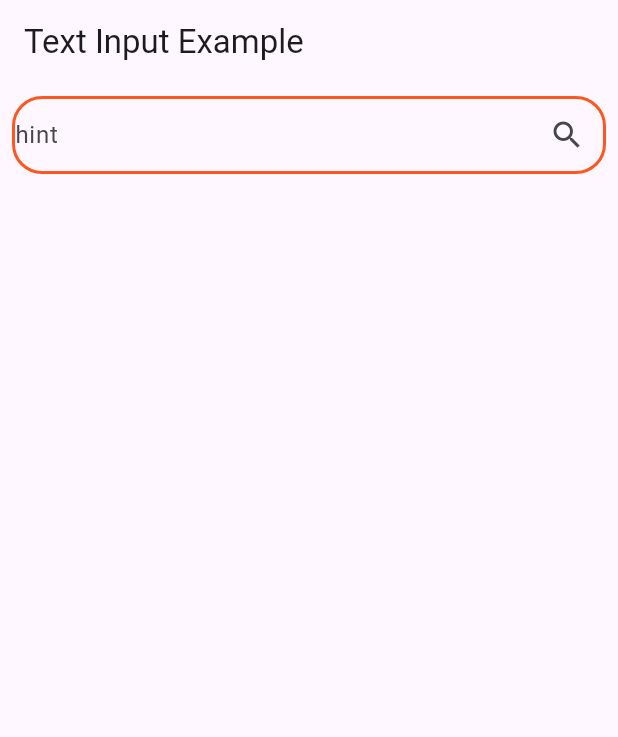
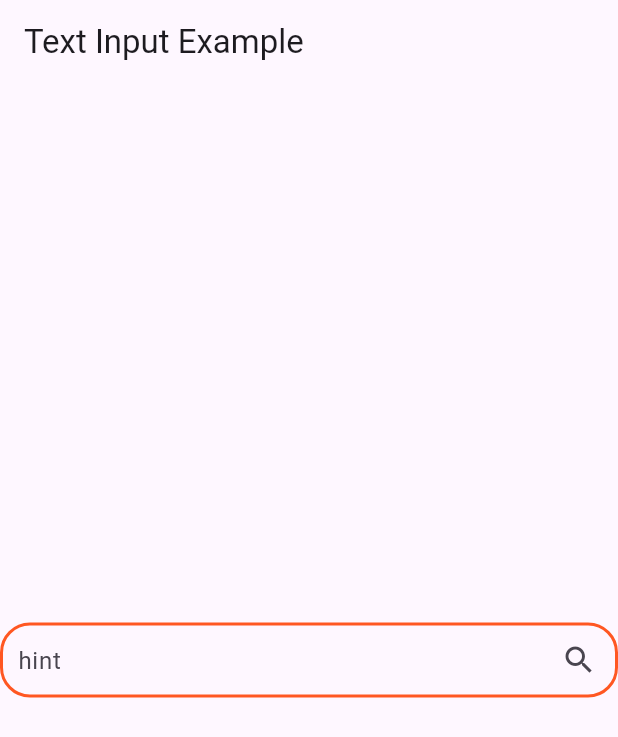
Before and after one commit to banblock/PJ_RMEAL, a Flutter app: the screen it shows after launch, on a phone screen of 412 x 824 dp. Shown: the top 737 px of the screen. Run offline on Flutter 3.47's test engine with Material 3 defaults, Android fonts, the phone set to English and light mode, and no system bars; our stand-ins replace flutter_dotenv, google_generative_ai, hive; missing offline and left inert: beautiful_soup_dart, dart:ffi; accounts and stored records are empty.

Commit message:
fix main view

```diff
--- a/lib/src/ui/body/MainBody.dart
+++ b/lib/src/ui/body/MainBody.dart
@@ -7,11 +7,11 @@ class MainBody extends StatelessWidget{
   @override
   Widget build(BuildContext context) {
     // TODO: implement build
-    return Padding(
-      padding: const EdgeInsets.all(8.0),
-      child: Column(
-        children: [
-          Container(
+    return Center(
+      child: Container(
+        width: 800,
+        height: 50,
+        alignment: Alignment.center,
         decoration: BoxDecoration(
           border: Border.all(
             color: Colors.deepOrange, // 테두리 색상
@@ -22,6 +22,7 @@ class MainBody extends StatelessWidget{
         child:Row(
           crossAxisAlignment: CrossAxisAlignment.center,
           children: [
+            SizedBox(width: 10,),
             Expanded(
               child:TextFormField(
                 decoration: const InputDecoration(
@@ -40,19 +41,9 @@ class MainBody extends StatelessWidget{
               },
               icon: Icon(Icons.search)
             )
-
           ]
         )
-
-
       ),
-
-
-
-        ],
-      )
-
-
     );
   }
 
```
Also changed, not shown: lib/src/ui/body/SerchBody.dart (+60 -0 lines). Lines whose indentation alone changed are shown as unchanged.
